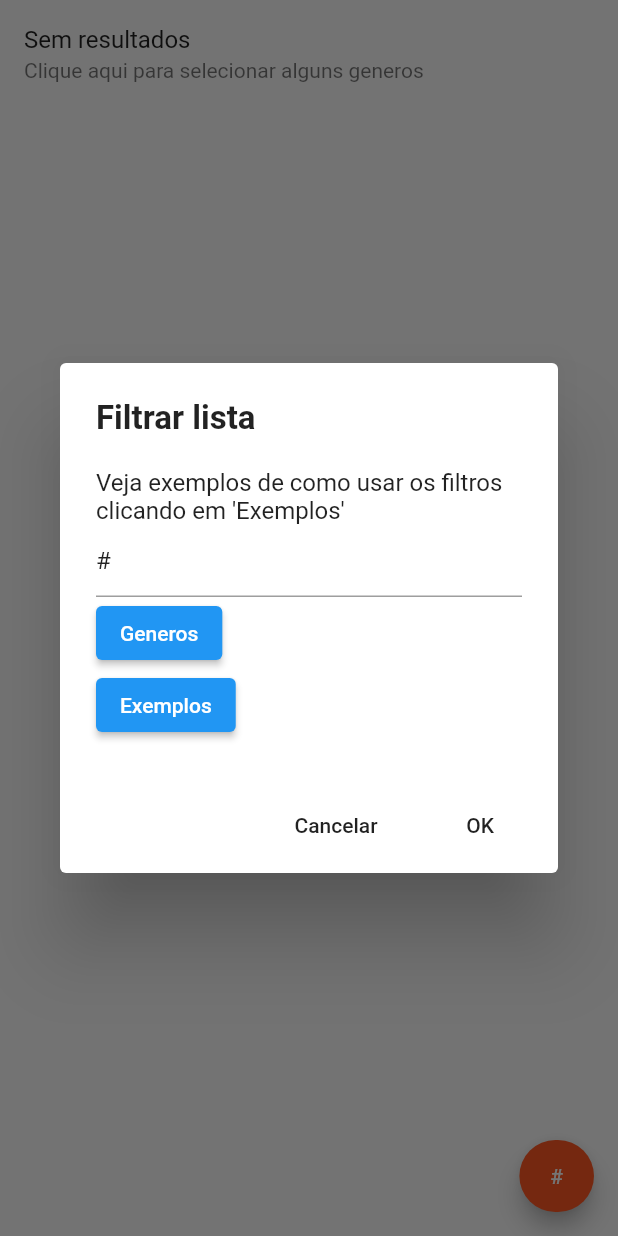
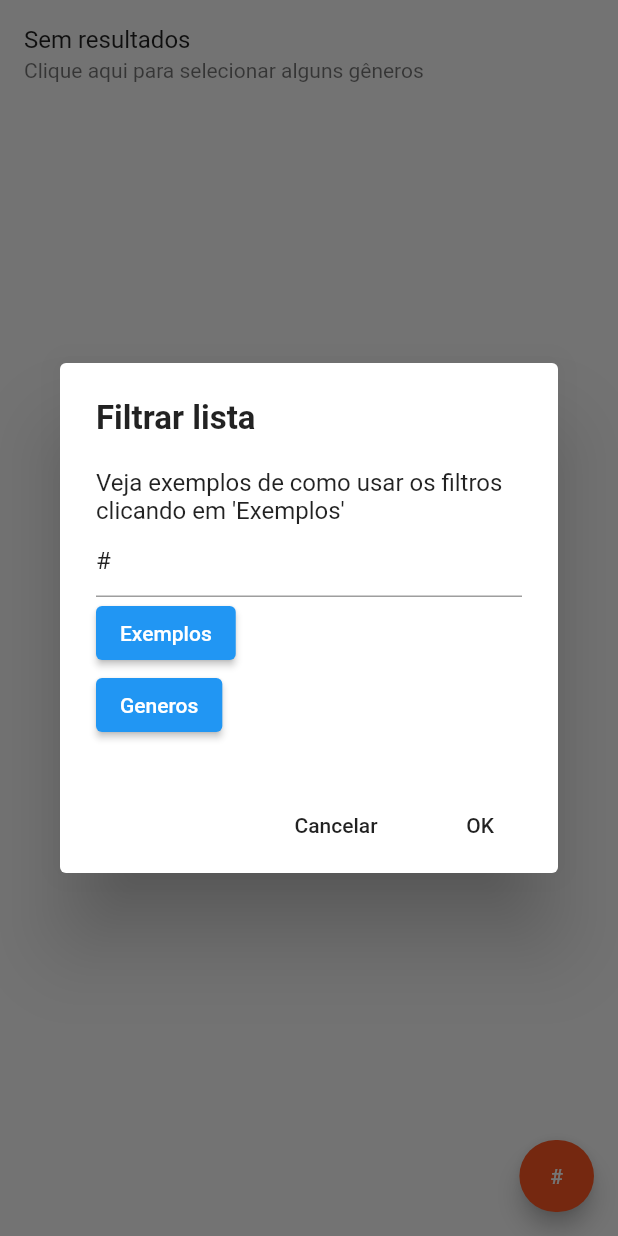
Before and after one commit to OokiiSoftware/Anime, a Flutter app: the OnlineFragment screen opened directly, after a tap on an icon or button, on a phone screen of 412 x 824 dp. Run offline on Flutter 3.47's test engine with Material 2 defaults, Android fonts, the phone set to English and light mode, and no system bars; our stand-ins replace dynamic_theme, firebase_auth, firebase_core, firebase_database, firebase_storage, google_sign_in and 3 more; missing offline and left inert: firebase_admob; accounts and stored records are empty.

Commit message:
Correções
Menu lateral (Tema Claro)
YoutubePage (video pausando ao entrar e sair de fullscreen)
OnlineFragment (aplicar mudanças ao alterar os generos)
ConfigPage (Texto de sugestão de anime)

```diff
--- a/lib/auxiliar/config.dart
+++ b/lib/auxiliar/config.dart
@@ -104,9 +104,12 @@ class RunTime {
   static bool _updateAssistindoFragment = false;
   static bool _updateFavoritosFragment = false;
   static bool _updateConcluidosFragment = false;
+  static bool _updatePesquisaMainPage = false;
   static bool _changeListMode = false;
   static bool mostrandoAds = false;
   static bool isOnline = false;
+
+  static const int PESQUISA_MAIN_PAGE_CODE = 5;
 
   static void updateFragment(ListType listType) {
     switch(listType.value) {
@@ -118,6 +121,9 @@ class RunTime {
         break;
       case ListType.concluidosValue:
         RunTime.updateConcluidosFragment = true;
+        break;
+      case PESQUISA_MAIN_PAGE_CODE:
+        RunTime.updatePesquisaMainPage = true;
         break;
     }
   }
@@ -146,6 +152,12 @@ class RunTime {
     _updateConcluidosFragment = false;
     return b;
   }
+  static set updatePesquisaMainPage(bool value) => _updatePesquisaMainPage = value;
+  static bool get updatePesquisaMainPage {
+    final b = _updatePesquisaMainPage;
+    _updatePesquisaMainPage = false;
+    return b;
+  }
 
   static set changeListMode(bool value) => _changeListMode = value;
   static bool get changeListMode {
--- a/lib/auxiliar/logs.dart
+++ b/lib/auxiliar/logs.dart
@@ -9,7 +9,7 @@ class Log {
     try {
       scaffKey.currentState.hideCurrentSnackBar();
 
-      var textColor = OkiTheme.text;
+      var textColor = OkiColors.textDark;
       var snack = SnackBar(
         content: Container(
           margin: Layouts.adsPadding(0),
--- a/lib/pages/config_page.dart
+++ b/lib/pages/config_page.dart
@@ -180,7 +180,7 @@ class MyWidgetState extends State<ConfigPage> {
 
   void _onSugestaoCkick([bool isSugestaoAnime = false]) async {
     var controller = TextEditingController();
-    var title = MyTexts.ENVIAR_SUGESTAO_TITLE;
+    var title = isSugestaoAnime ? MyTexts.ANINE_SUGESTAO : MyTexts.ENVIAR_SUGESTAO_TITLE;
     var content = [
       if (isSugestaoAnime)
         Text('Insira corretamente o nome completo do anime'),
--- a/lib/res/strings.dart
+++ b/lib/res/strings.dart
@@ -92,6 +92,9 @@ class MyTexts {
   static const String REPORTAR_PROBLEMA_AGRADECIMENTO = 'Obrigado pelo seu feedback';
   static const String ENVIE_SUGESTAO_AGRADECIMENTO = 'Obrigado pela sua ${Strings.SUGESTAO}';
 
+  static const String SEM_RESULTADOS = 'Sem resultados';
+  static const String SUJESTAO_ON_SEM_RESULTADOS = 'Clique aqui para selecionar alguns gêneros';
+
   static const String EXCLUIR_ITEM = 'Deseja excluir este item da lista de';
   static const String ULTIMO_VISTO = 'Ultimo assistido';
 
--- a/lib/res/theme.dart
+++ b/lib/res/theme.dart
@@ -8,12 +8,14 @@ class OkiColors {
   static const Color primaryDark = Colors.deepOrangeAccent;
   static const Color primary = Colors.orange;
   static const Color accent = Colors.deepOrange;
-  static const Color text = Colors.white;
+  static const Color textDark = Colors.white;
+  static const Color textLight = Colors.black;
   static Color textInvert(double alfa, {bool isDark = false}) => Color.fromRGBO(cor(isDark), cor(isDark), cor(isDark), alfa);
   static const Color textError = Colors.red;
   static Color background({bool isDark = false}) => isDark ? Colors.black87 : Colors.white;
   static const Color tint = Colors.white;
 }
+
 
 class OkiThemeMode {
   static const sistema = 'Sistema';
@@ -28,7 +30,7 @@ class OkiTheme {
   static Color get primaryDark => OkiColors.primaryDark;
   static Color get primary => OkiColors.primary;
   static Color get accent => OkiColors.accent;
-  static Color get text => OkiColors.text;
+  static Color get text => darkModeOn ? OkiColors.textDark : OkiColors.textLight;
   static Color textInvert([double alfa = 1]) => OkiColors.textInvert(alfa, isDark: darkModeOn);
   static Color get textError => OkiColors.textError;
   static Color get background => OkiColors.background(isDark: darkModeOn);
--- a/lib/sub_pages/generos_fragment.dart
+++ b/lib/sub_pages/generos_fragment.dart
@@ -99,6 +99,7 @@ class _MyState extends State<GenerosFragment> {
     }
     Config.generos = temp;
     RunTime.updateOnlineFragment = true;
+    RunTime.updatePesquisaMainPage = true;
 
     Log.snack('Dados Salvos');
 
--- a/lib/sub_pages/online_fragment.dart
+++ b/lib/sub_pages/online_fragment.dart
@@ -68,12 +68,14 @@ class _MyState extends State<OnlineFragment> with AutomaticKeepAliveClientMixin<
             itemCount: 1,
             itemBuilder: (context, index) {
               return ListTile(
-                title: Text('Sem resultados'),
-                subtitle: Text('Clique aqui para selecionar alguns generos'),
+                title: Text(MyTexts.SEM_RESULTADOS),
+                subtitle: Text(MyTexts.SUJESTAO_ON_SEM_RESULTADOS),
                 onTap: () async {
                   await Navigate.to(context, GenerosFragment());
                   if (RunTime.updateOnlineFragment) {
-                    _setFiltro(_filtro);
+                    RunTime.updatePesquisaMainPage;// <- Remove o valor 'true' dessa variavel
+                    _setFiltro('$_filtro');
+                    setState(() {});
                   }
                 },
               );
@@ -149,12 +151,6 @@ class _MyState extends State<OnlineFragment> with AutomaticKeepAliveClientMixin<
         ),
       ),
       ElevatedButton(
-        child: Text('Generos'),
-        onPressed: () async {
-          await Navigate.to(context, GenerosFragment());
-        },
-      ),
-      ElevatedButton(
         child: Text('Exemplos'),
         onPressed: () {
           var title = 'Exemplos de Filtros';
@@ -170,6 +166,12 @@ class _MyState extends State<OnlineFragment> with AutomaticKeepAliveClientMixin<
           DialogBox.dialogOK(context, title: title, content: content);
         },
       ),
+      ElevatedButton(
+        child: Text('Generos'),
+        onPressed: () async {
+          await Navigate.to(context, GenerosFragment());
+        },
+      ),
     ];
 
     var result = await DialogBox.dialogCancelOK(context, title: title, content: content);
@@ -180,6 +182,7 @@ class _MyState extends State<OnlineFragment> with AutomaticKeepAliveClientMixin<
       _saveFiltro(text);
     } else if (RunTime.updateOnlineFragment) {
       _setFiltro(_filtro);
+      setState(() {});
     }
   }
 
--- a/pubspec.yaml
+++ b/pubspec.yaml
@@ -1,7 +1,7 @@
 name: anime
 description: Lista de animes e suas classificações
 
-version: 1.0.26+26
+version: 1.0.27+27
 
 environment:
   sdk: ">=2.7.0 <3.0.0"
```
Also changed, not shown: lib/pages/MainPage.dart (+24 -12 lines), lib/pages/anime_page.dart (+1 -23 lines), lib/pages/youtube_player_page.dart (+11 -2 lines).
